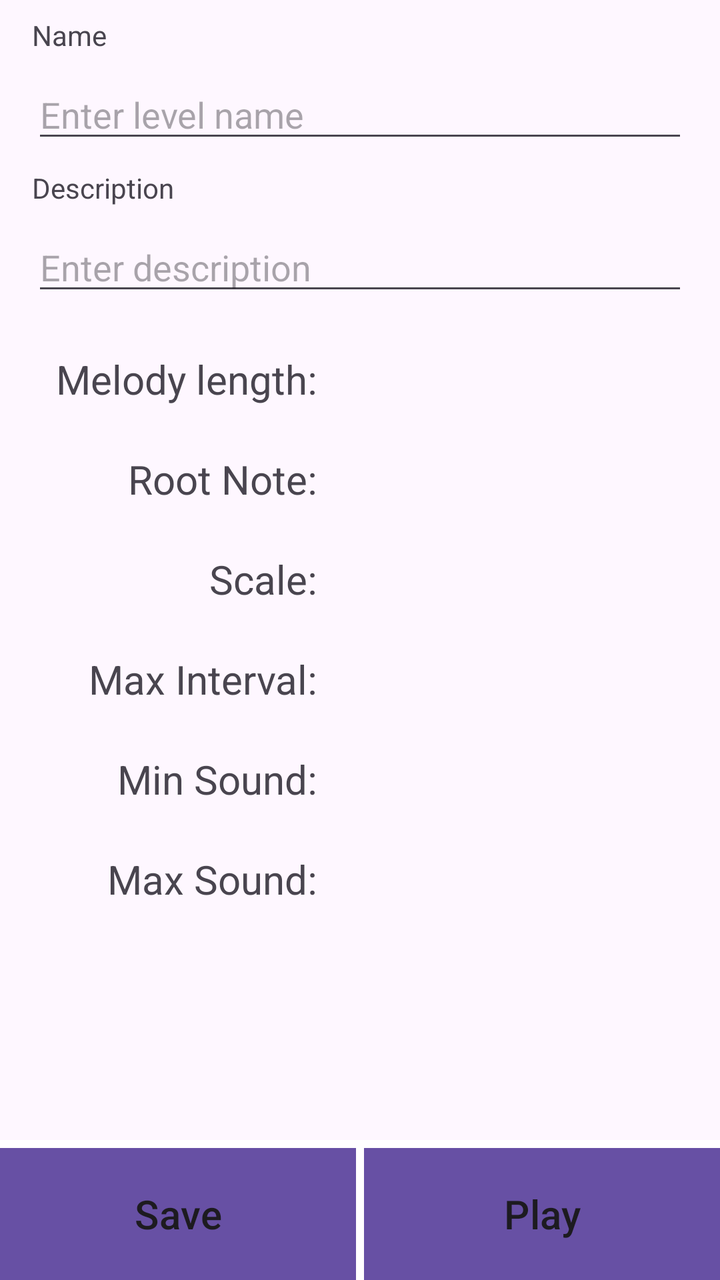
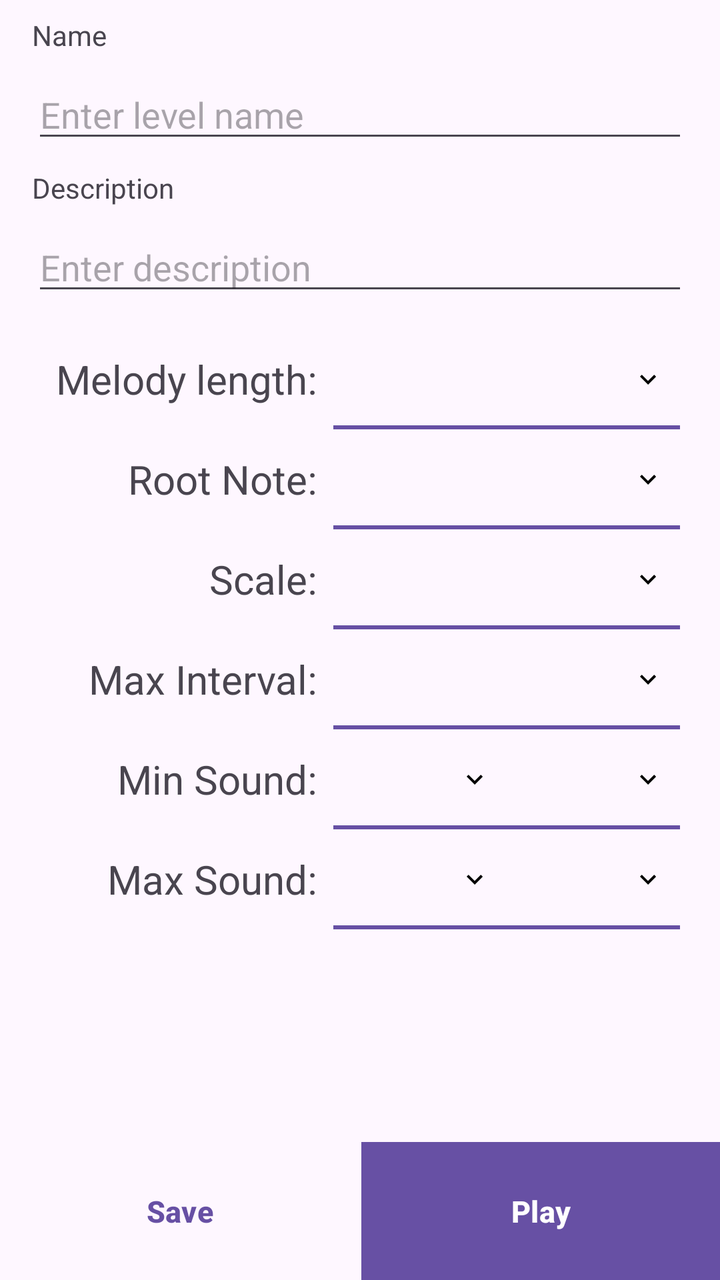

Two renders of the same Android screen: before a commit and after it. Below are the layout's source before the change and the commit's diff.
<!-- AndroidManifest.xml: application theme Base.Theme.MusicalGames -->
<!-- res/layout/flappy_custom_creator.xml -->
<?xml version="1.0" encoding="utf-8"?>
<androidx.constraintlayout.widget.ConstraintLayout
    xmlns:android="http://schemas.android.com/apk/res/android"
    xmlns:app="http://schemas.android.com/apk/res-auto"
    xmlns:tools="http://schemas.android.com/tools"
    android:layout_height="match_parent"
    android:layout_width="match_parent"
    >

    <ScrollView
        android:id="@+id/scrollView3"
        android:layout_width="0dp"
        android:layout_height="0dp"
        android:paddingHorizontal="8dp"
        app:layout_constraintBottom_toTopOf="@id/buttonContainer"
        app:layout_constraintEnd_toEndOf="parent"
        app:layout_constraintStart_toStartOf="parent"
        app:layout_constraintTop_toTopOf="parent"
        >

        <LinearLayout
            android:layout_width="match_parent"
            android:layout_height="wrap_content"
            android:orientation="vertical"
            android:padding="8dp">

            
            <LinearLayout
                android:layout_width="match_parent"
                android:layout_height="wrap_content"
                android:layout_marginBottom="8dp"
                android:orientation="vertical">

                <TextView
                    android:id="@+id/name"
                    android:layout_width="wrap_content"
                    android:layout_height="wrap_content"
                    android:layout_marginBottom="8dp"
                    android:text="Name" />

                <EditText
                    android:id="@+id/nameInput"
                    android:layout_width="match_parent"
                    android:layout_height="wrap_content"
                    android:hint="Enter level name"
                    android:inputType="text" />
            </LinearLayout>

            
            <LinearLayout
                android:layout_width="match_parent"
                android:layout_height="wrap_content"
                android:layout_marginBottom="8dp"
                android:orientation="vertical">

                <TextView
                    android:id="@+id/description"
                    android:layout_width="wrap_content"
                    android:layout_height="wrap_content"
                    android:layout_marginBottom="8dp"
                    android:text="Description" />

                <EditText
                    android:id="@+id/descriptionInput"
                    android:layout_width="match_parent"
                    android:layout_height="wrap_content"
                    android:hint="Enter description"
                    android:inputType="text" />
            </LinearLayout>

            <TableLayout
                android:layout_width="match_parent"
                android:layout_height="wrap_content"
                android:background="@drawable/item_bordered"
                android:padding="4dp">

                <TableRow
                    android:layout_width="match_parent"
                    android:layout_height="wrap_content">

                    <TextView
                        android:id="@+id/len"
                        style="@style/customLabelStyle"
                        android:text="Melody length:" />

                    <EditText
                        android:id="@+id/edit_len"
                        style="@style/customInputElementStyle"
                        android:inputType="number"
                        android:maxLength="2" />

                </TableRow>

                <TableRow
                    android:layout_width="match_parent"
                    android:layout_height="wrap_content">

                    <TextView
                        android:id="@+id/rootNoteLabel"
                        style="@style/customLabelStyle"
                        android:text="Root Note:" />

                    <Spinner
                        android:id="@+id/root_spinner"
                        style="@style/customInputElementStyle" />
                </TableRow>

                <TableRow
                    android:layout_width="match_parent"
                    android:layout_height="match_parent">

                    <TextView
                        android:id="@+id/scaleLabel"
                        style="@style/customLabelStyle"
                        android:text="Scale:" />

                    <Spinner
                        android:id="@+id/scaleSpinner"
                        style="@style/customInputElementStyle" />
                </TableRow>

                <TableRow
                    android:layout_width="match_parent"
                    android:layout_height="match_parent">

                    <TextView
                        android:id="@+id/maxIntervalLabel"
                        style="@style/customLabelStyle"
                        android:text="Max Interval:" />

                    <Spinner
                        android:id="@+id/max_interval_spinner"
                        style="@style/customInputElementStyle" />
                </TableRow>

                <TableRow
                    android:layout_width="match_parent"
                    android:layout_height="match_parent">

                    <TextView
                        android:id="@+id/minSoundLabel"
                        style="@style/customLabelStyle"

                        android:text="Min Sound:" />

                    <TableRow style="@style/customInputStyle">

                        <Spinner
                            android:id="@+id/min_note_spinner"
                            style="@style/customInputElementStyle" />

                        <Spinner
                            android:id="@+id/min_note_octave"
                            style="@style/customInputElementStyle" />
                    </TableRow>

                </TableRow>

                <TableRow
                    android:layout_width="match_parent"
                    android:layout_height="match_parent">

                    <TextView
                        android:id="@+id/maxSoundLabel"
                        style="@style/customLabelStyle"
                        android:text="Max Sound:" />

                    <TableRow style="@style/customInputStyle">

                        <Spinner
                            android:id="@+id/max_note_spinner"
                            style="@style/customInputElementStyle" />

                        <Spinner
                            android:id="@+id/max_octave_spinner"
                            style="@style/customInputElementStyle" />
                    </TableRow>
                </TableRow>
            </TableLayout>


            

        </LinearLayout>
    </ScrollView>
    <LinearLayout
        android:id="@+id/buttonContainer"
        android:layout_width="match_parent"
        android:layout_height="70dp"
        android:orientation="vertical"
        app:layout_constraintTop_toBottomOf="@id/scrollView3"
        app:layout_constraintBottom_toBottomOf="parent">
        <View
            android:layout_width="match_parent"
            android:layout_height="4dp"
            android:background="?attr/colorOnPrimary"/>
       <LinearLayout
           android:layout_width="match_parent"
           android:layout_height="match_parent"
           android:orientation="horizontal">

        <Button
            android:id="@+id/addButton"
            style="@style/basicListButtonStyle"
            android:text="Save"
            />
        <View
            android:layout_width="4dp"
            android:layout_height="match_parent"
            android:background="?attr/colorOnPrimary"/>
        <Button
            android:id="@+id/playButton"
            style="@style/basicListButtonStyle"
            android:text="Play"
            />
       </LinearLayout>
    </LinearLayout>



</androidx.constraintlayout.widget.ConstraintLayout>
<!-- resources referenced by this layout -->
<resources>
  <!-- drawable item_bordered (drawable) -->
  <?xml version="1.0" encoding="utf-8"?>
  <layer-list xmlns:android="http://schemas.android.com/apk/res/android">
      <item
          android:gravity="bottom"
          android:height="1dp">
          <shape android:shape="rectangle">
              <solid android:color="?attr/hairlineColor"/>
          </shape>
      </item>
  </layer-list>
  <style name="basicListButtonStyle">
          <item name="android:layout_width">match_parent</item>
          <item name="android:layout_height">match_parent</item>
          <item name="android:layout_weight">1</item>
          <item name="android:textSize">20sp</item>
          <item name="android:textColor">?attr/textFillColor</item>
          <item name="android:background">@drawable/button_basic</item>
      </style>
  <style name="customInputElementStyle">
          <item name="android:background">@drawable/item_bordered</item>
          <item name="android:popupBackground">@drawable/item_bordered</item>
          <item name="android:layout_width">match_parent</item>
          <item name="android:textAlignment">center</item>
          <item name="android:layout_height">50dp</item>
          <item name="android:layout_weight">1</item>
      </style>
  <style name="customInputStyle">
          <item name="android:layout_width">match_parent</item>
          <item name="android:layout_weight">1</item>
          <item name="android:layout_height">wrap_content</item>
      </style>
  <style name="customLabelStyle">
          <item name="android:textAlignment">textEnd</item>
          <item name="android:gravity">center_vertical</item>
          <item name="android:padding">8dp</item>
          <item name="android:textSize">20sp</item>
          <item name="android:layout_height">match_parent</item>
          <item name="android:layout_width">match_parent</item>
      </style>
  <style name="Base.Theme.MusicalGames" parent="Theme.Material3.DayNight.NoActionBar">
          
          
          
          
      </style>
  <!-- drawable button_basic (drawable) -->
  <shape xmlns:android="http://schemas.android.com/apk/res/android">
      <solid android:color="?attr/colorPrimary"/>
  </shape>
</resources>

<!-- the commit's change to res/layout/flappy_custom_creator.xml (unified diff, before → after) -->
@@ -188,12 +188,13 @@
         android:layout_width="match_parent"
         android:layout_height="70dp"
         android:orientation="vertical"
+        android:background="?attr/surfaceHeaderColor"
         app:layout_constraintTop_toBottomOf="@id/scrollView3"
         app:layout_constraintBottom_toBottomOf="parent">
         <View
             android:layout_width="match_parent"
-            android:layout_height="4dp"
-            android:background="?attr/colorOnPrimary"/>
+            android:layout_height="1dp"
+            android:background="?attr/hairlineColor"/>
        <LinearLayout
            android:layout_width="match_parent"
            android:layout_height="match_parent"
@@ -201,16 +202,16 @@
 
         <Button
             android:id="@+id/addButton"
-            style="@style/basicListButtonStyle"
+            style="@style/buttonGhostStyle"
             android:text="Save"
             />
         <View
-            android:layout_width="4dp"
+            android:layout_width="1dp"
             android:layout_height="match_parent"
-            android:background="?attr/colorOnPrimary"/>
+            android:background="?attr/hairlineColor"/>
         <Button
             android:id="@+id/playButton"
-            style="@style/basicListButtonStyle"
+            style="@style/buttonFilledStyle"
             android:text="Play"
             />
        </LinearLayout>
<!-- resource entries referenced after the edit -->
@@ -11,17 +11,27 @@
           </shape>
       </item>
   </layer-list>
-  <style name="basicListButtonStyle">
+  <style name="buttonFilledStyle">
           <item name="android:layout_width">match_parent</item>
           <item name="android:layout_height">match_parent</item>
           <item name="android:layout_weight">1</item>
-          <item name="android:textSize">20sp</item>
-          <item name="android:textColor">?attr/textFillColor</item>
+          <item name="android:textSize">15sp</item>
+          <item name="android:textStyle">bold</item>
+          <item name="android:textColor">?attr/colorOnPrimary</item>
           <item name="android:background">@drawable/button_basic</item>
       </style>
+  <style name="buttonGhostStyle">
+          <item name="android:layout_width">match_parent</item>
+          <item name="android:layout_height">match_parent</item>
+          <item name="android:layout_weight">1</item>
+          <item name="android:textSize">15sp</item>
+          <item name="android:textStyle">bold</item>
+          <item name="android:textColor">?attr/colorPrimary</item>
+          <item name="android:background">@android:color/transparent</item>
+      </style>
   <style name="customInputElementStyle">
-          <item name="android:background">@drawable/item_bordered</item>
-          <item name="android:popupBackground">@drawable/item_bordered</item>
+          <item name="android:background">@drawable/spinner_chip_background</item>
+          <item name="android:popupBackground">@drawable/spinner_popup_background</item>
           <item name="android:layout_width">match_parent</item>
           <item name="android:textAlignment">center</item>
           <item name="android:layout_height">50dp</item>
@@ -50,5 +60,42 @@
   <shape xmlns:android="http://schemas.android.com/apk/res/android">
       <solid android:color="?attr/colorPrimary"/>
   </shape>
+  <!-- drawable spinner_chip_background (drawable) -->
+  <?xml version="1.0" encoding="utf-8"?>
+  <layer-list xmlns:android="http://schemas.android.com/apk/res/android">
+      <item>
+          <shape android:shape="rectangle">
+              <solid android:color="?attr/surfaceChipColor"/>
+          </shape>
+      </item>
+      <item
+          android:gravity="bottom"
+          android:height="2dp">
+          <shape android:shape="rectangle">
+              <solid android:color="?attr/colorPrimary"/>
+          </shape>
+      </item>
+      <item
+          android:gravity="center_vertical|end"
+          android:width="16dp"
+          android:height="16dp"
+          android:right="8dp"
+          android:drawable="@drawable/ic_chevron_down" />
+  </layer-list>
+  <!-- drawable spinner_popup_background (drawable) -->
+  <shape xmlns:android="http://schemas.android.com/apk/res/android">
+      <solid android:color="?attr/surfaceChipColor"/>
+  </shape>
+  <!-- drawable ic_chevron_down (drawable) -->
+  <vector xmlns:android="http://schemas.android.com/apk/res/android"
+      android:width="24dp"
+      android:height="24dp"
+      android:viewportWidth="24"
+      android:viewportHeight="24"
+      android:tint="?attr/tertiaryTextColor">
+      <path
+          android:fillColor="#000000"
+          android:pathData="M7.41,8.59L12,13.17L16.59,8.59L18,10L12,16L6,10Z" />
+  </vector>
 </resources>
 
